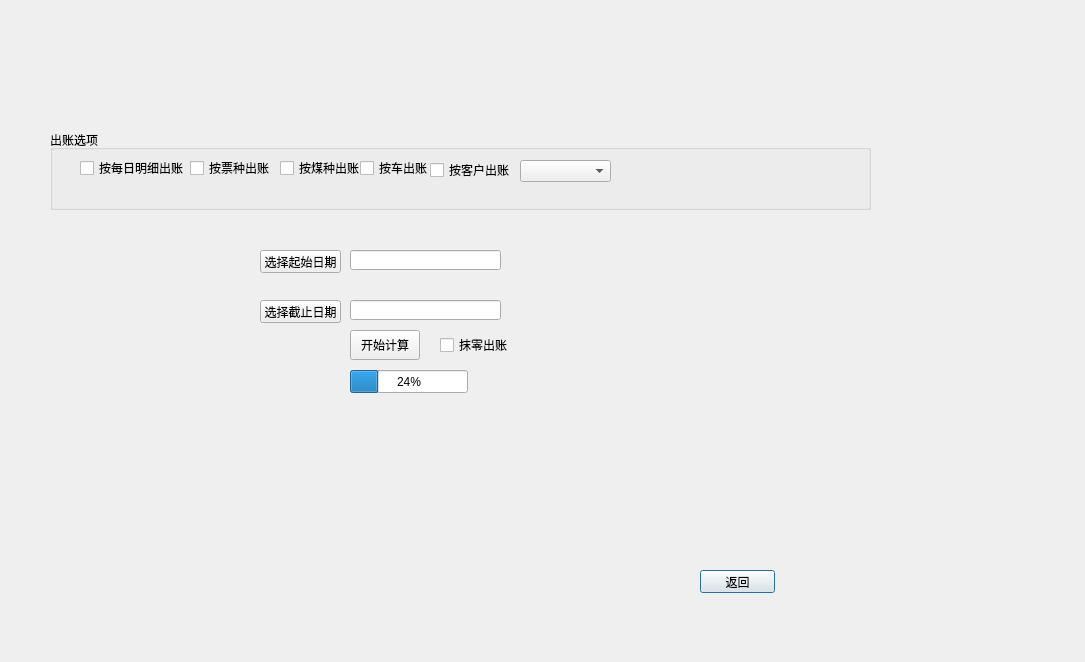
Old version of the form ui/account_results.ui in the repository leexuehan/AccountingAssisitor.
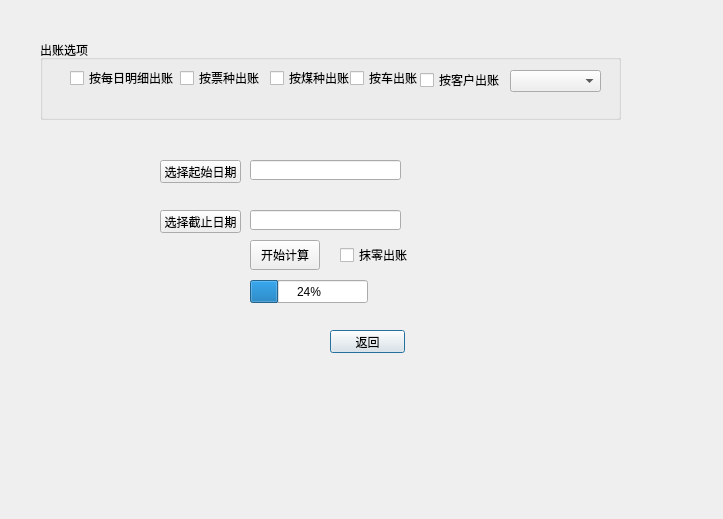
New version of the form.

Diff of the .ui file:
```diff
--- a/ui/account_results.ui
+++ b/ui/account_results.ui
@@ -6,8 +6,8 @@
    <rect>
     <x>0</x>
     <y>0</y>
-    <width>1085</width>
-    <height>662</height>
+    <width>723</width>
+    <height>519</height>
    </rect>
   </property>
   <property name="windowTitle">
@@ -16,8 +16,8 @@
   <widget class="QPushButton" name="return_to_main_window">
    <property name="geometry">
     <rect>
-     <x>700</x>
-     <y>570</y>
+     <x>330</x>
+     <y>330</y>
      <width>75</width>
      <height>23</height>
     </rect>
@@ -29,8 +29,8 @@
   <widget class="QPushButton" name="compute_cmd_btn">
    <property name="geometry">
     <rect>
-     <x>350</x>
-     <y>330</y>
+     <x>250</x>
+     <y>240</y>
      <width>70</width>
      <height>30</height>
     </rect>
@@ -42,8 +42,8 @@
   <widget class="QPushButton" name="select_start_date_btn">
    <property name="geometry">
     <rect>
-     <x>260</x>
-     <y>250</y>
+     <x>160</x>
+     <y>160</y>
      <width>81</width>
      <height>23</height>
     </rect>
@@ -55,8 +55,8 @@
   <widget class="QPushButton" name="select_end_date_btn">
    <property name="geometry">
     <rect>
-     <x>260</x>
-     <y>300</y>
+     <x>160</x>
+     <y>210</y>
      <width>81</width>
      <height>23</height>
     </rect>
@@ -68,8 +68,8 @@
   <widget class="QCheckBox" name="count_small_change">
    <property name="geometry">
     <rect>
-     <x>440</x>
-     <y>330</y>
+     <x>340</x>
+     <y>240</y>
      <width>80</width>
      <height>30</height>
     </rect>
@@ -81,9 +81,9 @@
   <widget class="QGroupBox" name="groupBox">
    <property name="geometry">
     <rect>
-     <x>50</x>
-     <y>130</y>
-     <width>821</width>
+     <x>40</x>
+     <y>40</y>
+     <width>581</width>
      <height>80</height>
     </rect>
    </property>
@@ -169,8 +169,8 @@
   <widget class="QProgressBar" name="progressBar">
    <property name="geometry">
     <rect>
-     <x>350</x>
-     <y>370</y>
+     <x>250</x>
+     <y>280</y>
      <width>118</width>
      <height>23</height>
     </rect>
@@ -182,8 +182,8 @@
   <widget class="QLineEdit" name="start_date_display">
    <property name="geometry">
     <rect>
-     <x>350</x>
-     <y>250</y>
+     <x>250</x>
+     <y>160</y>
      <width>151</width>
      <height>20</height>
     </rect>
@@ -192,8 +192,8 @@
   <widget class="QLineEdit" name="end_date_display">
    <property name="geometry">
     <rect>
-     <x>350</x>
-     <y>300</y>
+     <x>250</x>
+     <y>210</y>
      <width>151</width>
      <height>20</height>
     </rect>
```
Left out of the diff: 133 changed lines with no effect on the pictures.
